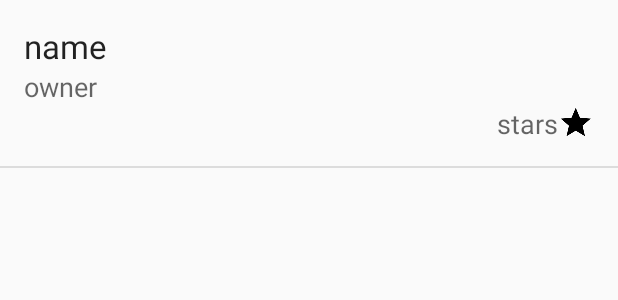
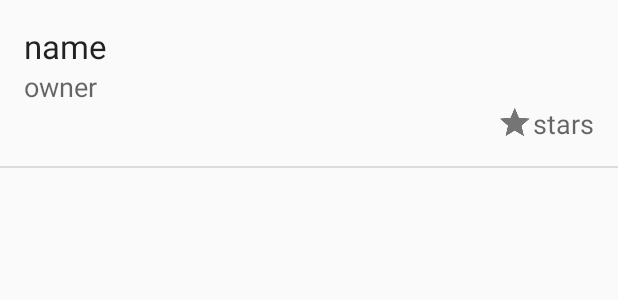
Before and after one commit to srsudar/GithubHotness, an Android app: the layout repo_view.xml on its own in the app's theme, with its tools: preview values and no code run, on a phone screen of 412 x 824 dp. Shown: the top 300 px of the screen. Run offline under Robolectric (Android 15) with nearby library versions, the phone set to English and light mode, and no system bars.

Commit message:
More color, update star color

```diff
--- a/app/src/main/res/layout/repo_view.xml
+++ b/app/src/main/res/layout/repo_view.xml
@@ -38,24 +38,25 @@
             android:layout_weight="100"/>
 
         <LinearLayout
-                android:gravity="right"
+                android:gravity="end"
                 android:orientation="horizontal"
                 android:layout_width="match_parent"
                 android:layout_height="wrap_content">
+            <ImageView
+                    android:src="@drawable/ic_star_black_24dp"
+                    android:tint="@color/colorSecondaryText"
+                    android:layout_gravity="center_vertical"
+                    android:layout_width="wrap_content"
+                    android:layout_height="wrap_content"/>
 
         <TextView
             android:id="@+id/repo_stars"
             android:text="stars"
             android:textAppearance="?android:textAppearanceMedium"
-            android:layout_gravity="right"
             android:layout_width="wrap_content"
             android:layout_height="wrap_content"/>
 
-        <ImageView
-            android:src="@drawable/ic_star_black_24dp"
-            android:layout_gravity="center_vertical"
-            android:layout_width="wrap_content"
-            android:layout_height="wrap_content"/>
+
 
           </LinearLayout>
 
```
